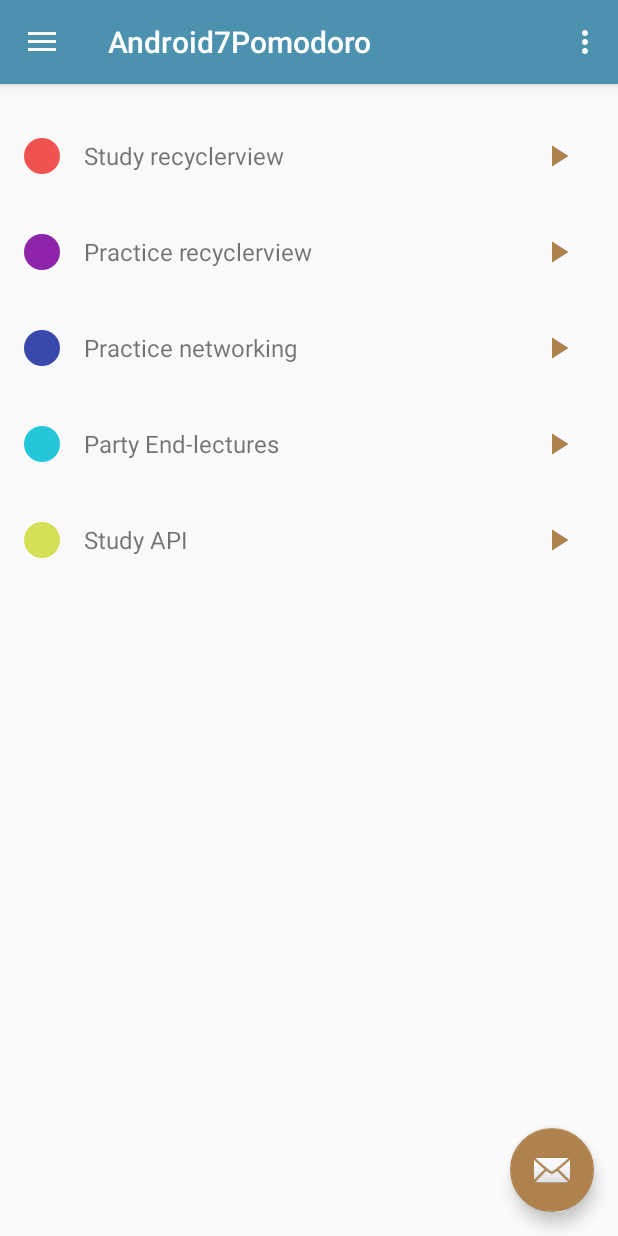
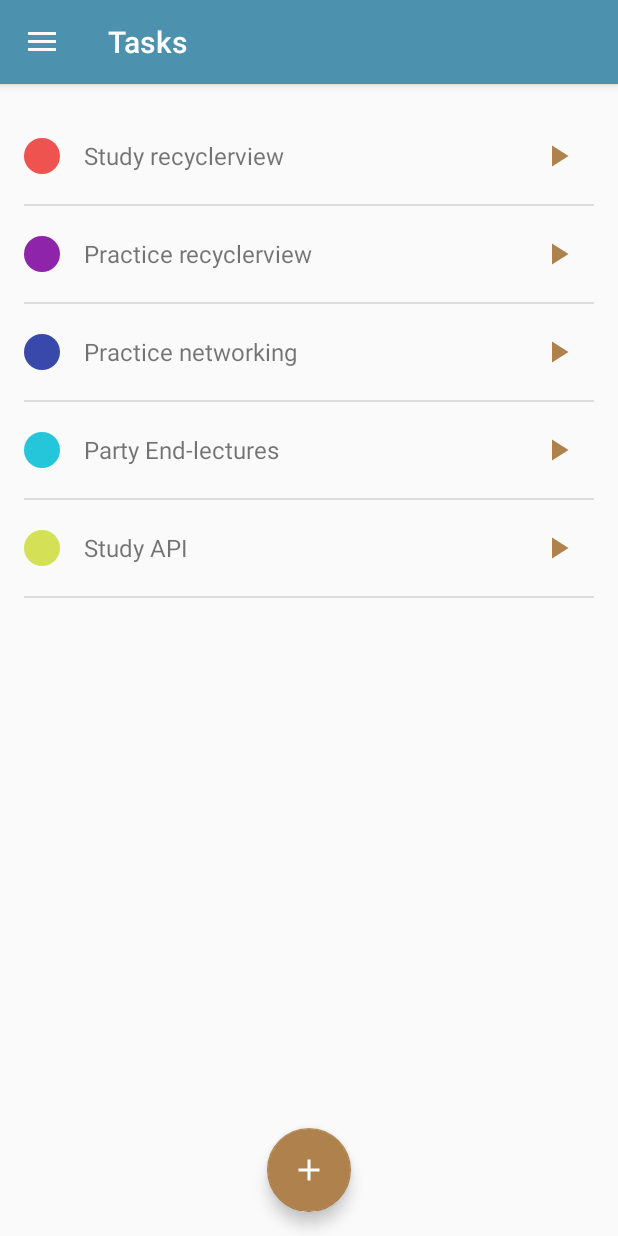
Before and after one commit to qhuydtvt/android7-pomodoro, an Android app: the TaskActivity screen opened directly, with no data from a screen before it, on a phone screen of 412 x 824 dp. Run offline under Robolectric (Android 15) with nearby library versions, the phone set to English and light mode, and no system bars; our stand-ins replace ButterKnife.

Commit message:
Session 6

```diff
--- a/app/src/main/java/techkids/vn/android7pomodoro/activities/TaskActivity.java
+++ b/app/src/main/java/techkids/vn/android7pomodoro/activities/TaskActivity.java
@@ -1,10 +1,16 @@
 package techkids.vn.android7pomodoro.activities;
 
+import android.graphics.drawable.Drawable;
 import android.os.Bundle;
 import android.support.design.widget.FloatingActionButton;
 import android.support.design.widget.Snackbar;
+import android.support.v4.app.Fragment;
+import android.support.v4.app.FragmentManager;
+import android.support.v4.app.FragmentTransaction;
+import android.support.v7.widget.DividerItemDecoration;
 import android.support.v7.widget.LinearLayoutManager;
 import android.support.v7.widget.RecyclerView;
+import android.util.Log;
 import android.view.View;
 import android.support.design.widget.NavigationView;
 import android.support.v4.view.GravityCompat;
@@ -15,54 +21,72 @@ import android.support.v7.widget.Toolbar;
 import android.view.Menu;
 import android.view.MenuItem;
 
+import butterknife.BindDrawable;
 import butterknife.BindView;
 import butterknife.ButterKnife;
+import butterknife.OnClick;
 import techkids.vn.android7pomodoro.R;
 import techkids.vn.android7pomodoro.adapters.TaskAdapter;
+import techkids.vn.android7pomodoro.fragments.TaskDetailFragment;
+import techkids.vn.android7pomodoro.fragments.TaskFragment;
 
 public class TaskActivity extends AppCompatActivity
         implements NavigationView.OnNavigationItemSelectedListener {
 
-    @BindView(R.id.rv_task)
-    RecyclerView rvTask;
+    private String TAG = "TaskActivity";
 
-    private TaskAdapter taskAdapter;
+    @BindDrawable(R.drawable.ic_arrow_back_white_24px)
+    Drawable drawableBack;
+
+    ActionBarDrawerToggle toggle;
 
     @Override
     protected void onCreate(Bundle savedInstanceState) {
         super.onCreate(savedInstanceState);
         setContentView(R.layout.activity_task);
+
         // TODO: Move UI setup to proper method
         Toolbar toolbar = (Toolbar) findViewById(R.id.toolbar);
         setSupportActionBar(toolbar);
 
         FloatingActionButton fab = (FloatingActionButton) findViewById(R.id.fab);
-        fab.setOnClickListener(new View.OnClickListener() {
-            @Override
-            public void onClick(View view) {
-                Snackbar.make(view, "Replace with your own action", Snackbar.LENGTH_LONG)
-                        .setAction("Action", null).show();
-            }
-        });
 
         DrawerLayout drawer = (DrawerLayout) findViewById(R.id.drawer_layout);
-        ActionBarDrawerToggle toggle = new ActionBarDrawerToggle(
+        toggle = new ActionBarDrawerToggle(
                 this, drawer, toolbar, R.string.navigation_drawer_open, R.string.navigation_drawer_close);
         drawer.setDrawerListener(toggle);
         toggle.syncState();
 
+        // R.id
+        // R.string
+        // R.color
+        // R.drawable
+
+        getSupportFragmentManager().addOnBackStackChangedListener(new FragmentManager.OnBackStackChangedListener() {
+            @Override
+            public void onBackStackChanged() {
+                if(getSupportFragmentManager().getBackStackEntryCount() > 0) {
+                    toggle.setDrawerIndicatorEnabled(false);
+                    toggle.setHomeAsUpIndicator(R.drawable.ic_arrow_back_white_24px);
+                    toggle.setToolbarNavigationClickListener(new View.OnClickListener() {
+                        @Override
+                        public void onClick(View v) {
+                            onBackPressed();
+                        }
+                    });
+                } else {
+                    toggle.setDrawerIndicatorEnabled(true);
+                    toggle.setToolbarNavigationClickListener(null);
+                }
+            }
+        });
+
         NavigationView navigationView = (NavigationView) findViewById(R.id.nav_view);
         navigationView.setNavigationItemSelectedListener(this);
 
-        setupUI();
-    }
+        replaceFragment(new TaskFragment(), false);
 
-    private void setupUI() {
         ButterKnife.bind(this);
-
-        taskAdapter = new TaskAdapter();
-        rvTask.setAdapter(taskAdapter);
-        rvTask.setLayoutManager(new LinearLayoutManager(this));
     }
 
     @Override
@@ -78,7 +102,7 @@ public class TaskActivity extends AppCompatActivity
     @Override
     public boolean onCreateOptionsMenu(Menu menu) {
         // Inflate the menu; this adds items to the action bar if it is present.
-        getMenuInflater().inflate(R.menu.main, menu);
+        //getMenuInflater().inflate(R.menu.main, menu);
         return true;
     }
 
@@ -121,4 +145,19 @@ public class TaskActivity extends AppCompatActivity
         drawer.closeDrawer(GravityCompat.START);
         return true;
     }
+
+    public void replaceFragment(Fragment fragment, boolean addToBackstack) {
+        if (addToBackstack) {
+            getSupportFragmentManager()
+                    .beginTransaction()
+                    .replace(R.id.fl_main, fragment)
+                    .addToBackStack(null)
+                    .commit();
+        } else {
+            getSupportFragmentManager()
+                    .beginTransaction()
+                    .replace(R.id.fl_main, fragment)
+                    .commit();
+        }
+    }
 }
--- /dev/null
+++ b/app/src/main/java/techkids/vn/android7pomodoro/fragments/TaskFragment.java
@@ -0,0 +1,78 @@
+package techkids.vn.android7pomodoro.fragments;
+
+
+import android.os.Bundle;
+import android.support.v4.app.Fragment;
+import android.support.v4.app.FragmentManager;
+import android.support.v4.app.FragmentTransaction;
+import android.support.v7.app.AppCompatActivity;
+import android.support.v7.widget.DividerItemDecoration;
+import android.support.v7.widget.LinearLayoutManager;
+import android.support.v7.widget.RecyclerView;
+import android.view.LayoutInflater;
+import android.view.Menu;
+import android.view.MenuInflater;
+import android.view.View;
+import android.view.ViewGroup;
+
+import butterknife.BindView;
+import butterknife.ButterKnife;
+import butterknife.OnClick;
+import techkids.vn.android7pomodoro.R;
+import techkids.vn.android7pomodoro.activities.TaskActivity;
+import techkids.vn.android7pomodoro.adapters.TaskAdapter;
+
+/**
+ * A simple {@link Fragment} subclass.
+ */
+public class TaskFragment extends Fragment {
+
+    @BindView(R.id.rv_task)
+    RecyclerView rvTask;
+
+    private TaskAdapter taskAdapter;
+
+
+    public TaskFragment() {
+        // Required empty public constructor
+    }
+
+    @Override
+    public View onCreateView(LayoutInflater inflater, ViewGroup container,
+                             Bundle savedInstanceState) {
+        // Inflate the layout for this fragment
+        View view =  inflater.inflate(R.layout.fragment_task, container, false);
+        setupUI(view);
+        return view;
+    }
+
+    @Override
+    public void onCreateOptionsMenu(Menu menu, MenuInflater inflater) {
+
+    }
+
+    private void setupUI(View view) {
+        ButterKnife.bind(this, view);
+
+        taskAdapter = new TaskAdapter();
+        rvTask.setAdapter(taskAdapter);
+        rvTask.setLayoutManager(new LinearLayoutManager(this.getContext()));
+
+        AppCompatActivity appCompatActivity = (AppCompatActivity) getActivity();
+        appCompatActivity.getSupportActionBar().setTitle(R.string.tasks);
+
+        //menu options
+
+        DividerItemDecoration dividerItemDecoration = new DividerItemDecoration(this.getContext(), DividerItemDecoration.VERTICAL);
+        rvTask.addItemDecoration(dividerItemDecoration);
+
+        setHasOptionsMenu(true);
+    }
+
+    @OnClick(R.id.fab)
+    void onFabClick() {
+        TaskDetailFragment taskDetailFragment = new TaskDetailFragment();
+        //TODO: Make TaskActivity and Fragment independent
+        ((TaskActivity)getActivity()).replaceFragment(taskDetailFragment, true);
+    }
+}
--- /dev/null
+++ b/app/src/main/res/drawable/ic_add_white_24px.xml
@@ -0,0 +1,9 @@
+<vector xmlns:android="http://schemas.android.com/apk/res/android"
+        android:width="24dp"
+        android:height="24dp"
+        android:viewportWidth="24.0"
+        android:viewportHeight="24.0">
+    <path
+        android:pathData="M19,13h-6v6h-2v-6H5v-2h6V5h2v6h6v2z"
+        android:fillColor="#FFFFFF"/>
+</vector>
--- /dev/null
+++ b/app/src/main/res/drawable/ic_arrow_back_white_24px.xml
@@ -0,0 +1,9 @@
+<vector xmlns:android="http://schemas.android.com/apk/res/android"
+        android:width="24dp"
+        android:height="24dp"
+        android:viewportWidth="24.0"
+        android:viewportHeight="24.0">
+    <path
+        android:pathData="M20,11H7.83l5.59,-5.59L12,4l-8,8 8,8 1.41,-1.41L7.83,13H20v-2z"
+        android:fillColor="#FFFFFF"/>
+</vector>
--- a/app/src/main/res/layout/app_bar_task.xml
+++ b/app/src/main/res/layout/app_bar_task.xml
@@ -21,14 +21,12 @@
 
     </android.support.design.widget.AppBarLayout>
 
-    <include layout="@layout/content_task" />
+    <FrameLayout
+        android:id="@+id/fl_main"
+        android:layout_marginTop="?attr/actionBarSize"
+        android:layout_width="match_parent"
+        android:layout_height="match_parent"/>
 
-    <android.support.design.widget.FloatingActionButton
-        android:id="@+id/fab"
-        android:layout_width="wrap_content"
-        android:layout_height="wrap_content"
-        android:layout_gravity="bottom|end"
-        android:layout_margin="@dimen/fab_margin"
-        app:srcCompat="@android:drawable/ic_dialog_email" />
+
 
 </android.support.design.widget.CoordinatorLayout>
--- /dev/null
+++ b/app/src/main/res/layout/fragment_task.xml
@@ -0,0 +1,18 @@
+<FrameLayout xmlns:android="http://schemas.android.com/apk/res/android"
+    xmlns:tools="http://schemas.android.com/tools"
+    android:layout_width="match_parent"
+    android:layout_height="match_parent"
+    xmlns:app="http://schemas.android.com/apk/res-auto"
+    tools:context="techkids.vn.android7pomodoro.fragments.TaskFragment">
+
+    <include layout="@layout/content_task" />
+
+    <android.support.design.widget.FloatingActionButton
+        android:id="@+id/fab"
+        android:layout_width="wrap_content"
+        android:layout_height="wrap_content"
+        android:layout_gravity="bottom|center"
+        android:layout_margin="@dimen/fab_margin"
+        app:srcCompat="@drawable/ic_add_white_24px" />
+
+</FrameLayout>
```
Also changed, not shown: app/build.gradle (+5 -4 lines), app/src/main/java/techkids/vn/android7pomodoro/fragments/TaskDetailFragment.java (added, +37 -0 lines), app/src/main/res/layout/fragment_task_detail.xml (added, +13 -0 lines), app/src/main/res/menu/menu_edit_task.xml (added, +7 -0 lines), app/src/main/res/values/strings.xml (+6 -1 lines).
